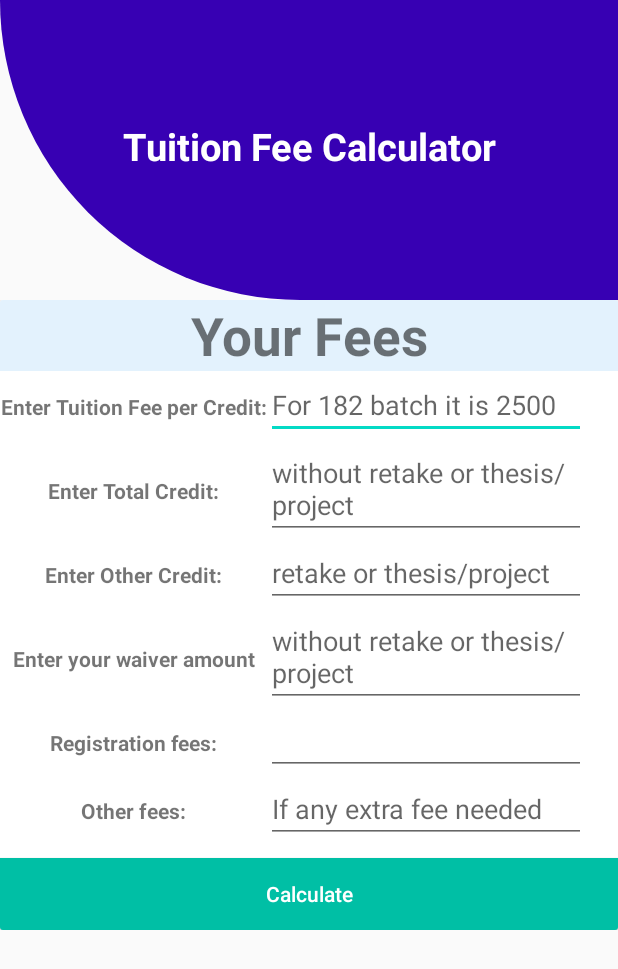
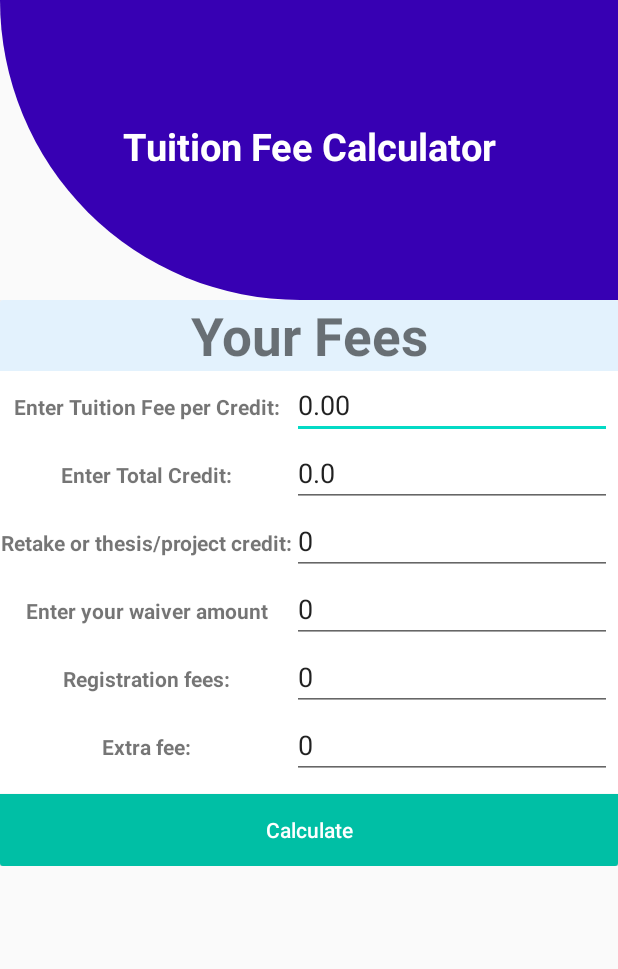
Before and after one commit to Mahadi-Ahammed/Student_utility_Android, an Android app: the tuitionfeeCalculator screen opened directly, with no data from a screen before it, on a phone screen of 412 x 824 dp. Shown: the top 969 px of the screen. Run offline under Robolectric (Android 15) with nearby library versions, the phone set to English and light mode, and no system bars.

Commit message:
Tutionfee calculator complete

```diff
--- a/labProject/app/src/main/java/com/example/mainscreen/tuitionfeeCalculator.java
+++ b/labProject/app/src/main/java/com/example/mainscreen/tuitionfeeCalculator.java
@@ -3,12 +3,52 @@
 import androidx.appcompat.app.AppCompatActivity;
 
 import android.os.Bundle;
+import android.view.View;
+import android.widget.Button;
+import android.widget.EditText;
+import android.widget.TextView;
+
+import java.text.DecimalFormat;
 
 public class tuitionfeeCalculator extends AppCompatActivity {
-
+    TextView DisP;
+    EditText crefee;
+    EditText Tc;
+    EditText Rc;
+    EditText Wav;
+    EditText RegFee;
+    EditText Ofee;
+    Button FeeCal;
     @Override
     protected void onCreate(Bundle savedInstanceState) {
         super.onCreate(savedInstanceState);
         setContentView(R.layout.activity_tuitionfee_calculator);
+        DisP= (TextView) findViewById(R.id.feeRes);
+        FeeCal= (Button) findViewById(R.id.feeCount);
+        crefee= (EditText) findViewById(R.id.crFee);
+        Tc= (EditText) findViewById(R.id.creNum);
+        Rc= (EditText) findViewById(R.id.creOth);
+        Wav= (EditText) findViewById(R.id.wavTk);
+        RegFee= (EditText) findViewById(R.id.regFee);
+        Ofee= (EditText) findViewById(R.id.othFee);
+
+        FeeCal.setOnClickListener(new View.OnClickListener() {
+            @Override
+            public void onClick(View view) {
+                double CrFee,ToCre,ReCre,waiver,regFees,OthFees,cal_tot;
+                CrFee = Double.parseDouble(crefee.getText().toString());
+                ToCre = Double.parseDouble(Tc.getText().toString());
+                ReCre= Double.parseDouble(Rc.getText().toString());
+                waiver=Double.parseDouble(Wav.getText().toString());
+                regFees= Double.parseDouble(RegFee.getText().toString());
+                OthFees = Double.parseDouble(Ofee.getText().toString());
+
+                cal_tot= CrFee*(waiver/100.00);
+                cal_tot= (cal_tot*ToCre)+regFees+OthFees+(ReCre*CrFee);
+
+                DisP.setText(new DecimalFormat("##.###").format(cal_tot));
+
+            }
+        });
     }
 }
--- a/labProject/app/src/main/res/layout/formtuition.xml
+++ b/labProject/app/src/main/res/layout/formtuition.xml
@@ -44,7 +44,7 @@
                     android:layout_width="match_parent"
                     android:layout_height="wrap_content"
                     android:ems="10"
-                    android:hint="For 182 batch it is 2500"
+                    android:text="0.00"
                     ></EditText>
 
 
@@ -71,7 +71,7 @@
                     android:layout_width="match_parent"
                     android:layout_height="wrap_content"
                     android:ems="10"
-                    android:hint="without retake or thesis/project"
+                    android:text="0.0"
 
                     ></EditText>
 
@@ -85,7 +85,7 @@
 
                     android:layout_width="match_parent"
                     android:layout_height="wrap_content"
-                    android:text="Enter Other Credit:"
+                    android:text="Retake or thesis/project credit:"
                     android:textStyle="bold"
                     android:gravity="center_horizontal" />
 
@@ -95,7 +95,7 @@
                     android:layout_width="match_parent"
                     android:layout_height="wrap_content"
                     android:ems="10"
-                    android:hint="retake or thesis/project"
+                    android:text="0"
 
                     ></EditText>
 
@@ -119,8 +119,7 @@
                     android:layout_width="match_parent"
                     android:layout_height="wrap_content"
                     android:ems="10"
-                    android:hint="without retake or thesis/project"
-
+                    android:text="0"
                     ></EditText>
             </TableRow>
 
@@ -142,7 +141,7 @@
                     android:layout_width="match_parent"
                     android:layout_height="wrap_content"
                     android:ems="10"
-                    android:hint=""
+                    android:text="0"
 
                     ></EditText>
 
@@ -157,7 +156,7 @@
 
                     android:layout_width="match_parent"
                     android:layout_height="wrap_content"
-                    android:text="Other fees:"
+                    android:text="Extra fee:"
                     android:textStyle="bold"
                     android:gravity="center_horizontal" />
 
@@ -167,7 +166,7 @@
                     android:layout_width="match_parent"
                     android:layout_height="wrap_content"
                     android:ems="10"
-                    android:hint="If any extra fee needed"
+                    android:text="0"
 
                     ></EditText>
 
```
